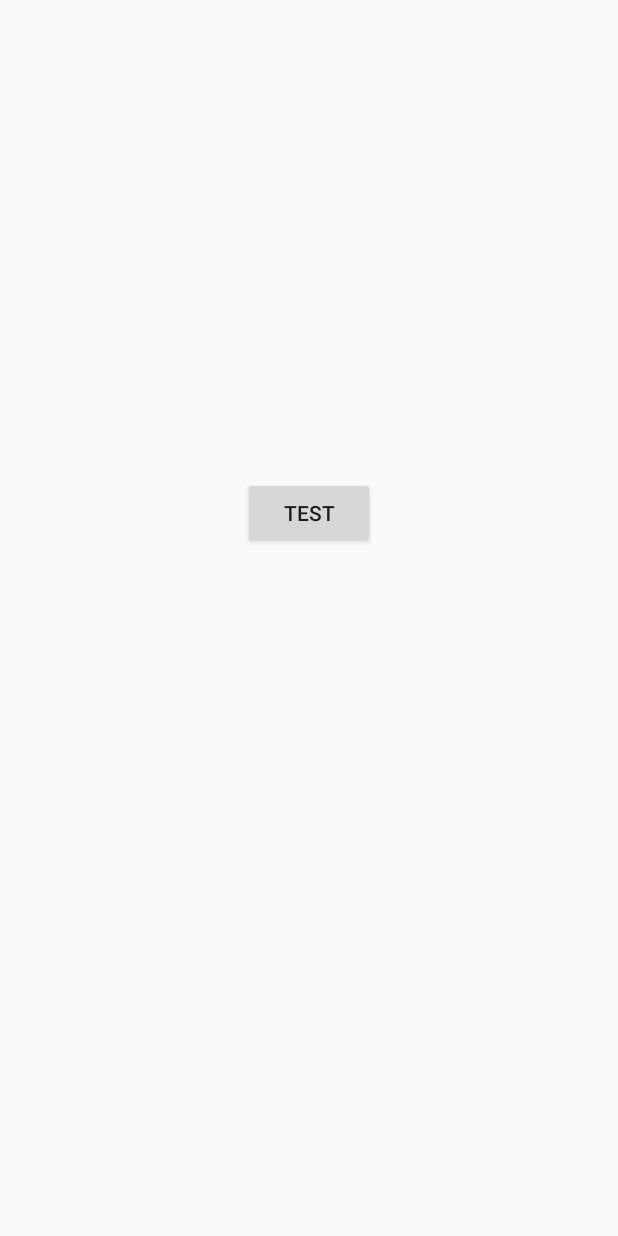
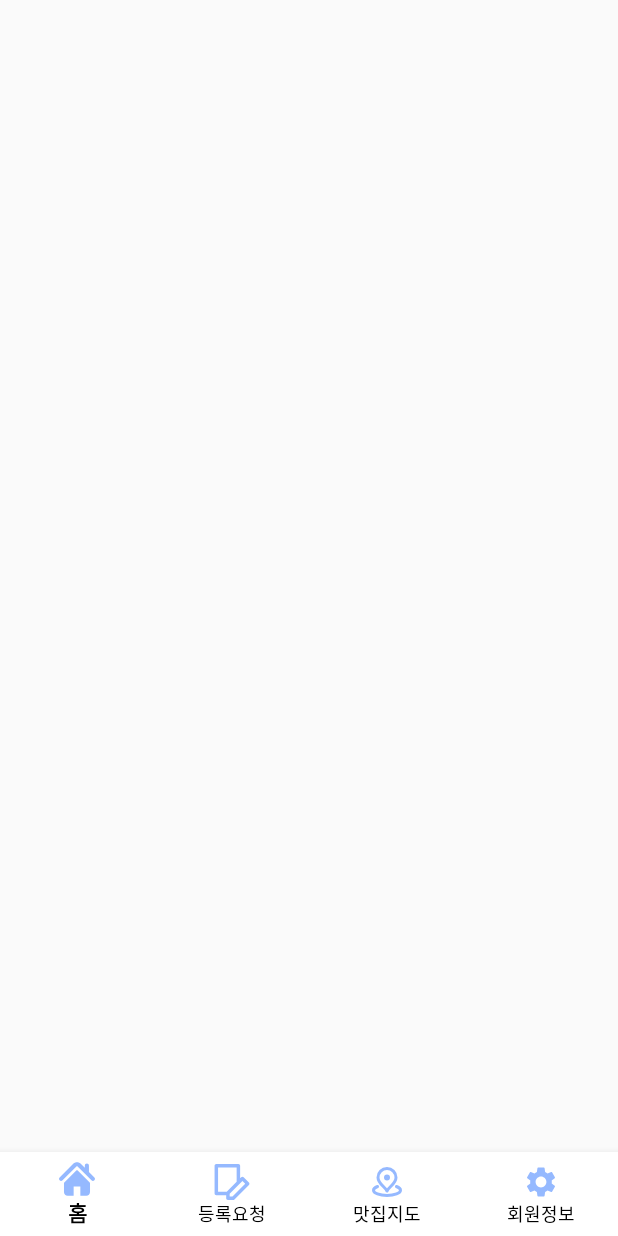
Before and after one commit to taegyeong0225/inha-food-review-app, an Android app: the screen it shows after launch (MainActivity), on a phone screen of 412 x 824 dp. Run offline under Robolectric (Android 15) with nearby library versions, the phone set to English and light mode, and no system bars.

Commit message:
하단 네비게이션 구현

```diff
--- a/app/build.gradle
+++ b/app/build.gradle
@@ -3,6 +3,11 @@ plugins {
 }
 
 android {
+
+    buildFeatures {
+        viewBinding true
+    }
+
     namespace 'com.example.android_final_app'
     compileSdk 34
 
@@ -29,6 +34,8 @@ android {
 }
 
 dependencies {
+    implementation 'androidx.navigation:navigation-fragment:2.3.2'
+    implementation 'androidx.navigation:navigation-ui:2.3.2'
 
     implementation libs.appcompat
     implementation libs.material
--- a/app/src/main/java/com/example/android_final_app/MainActivity.java
+++ b/app/src/main/java/com/example/android_final_app/MainActivity.java
@@ -11,9 +11,7 @@ import androidx.core.graphics.Insets;
 import androidx.core.view.ViewCompat;
 import androidx.core.view.WindowInsetsCompat;
 
-public class MainActivity extends AppCompatActivity implements View.OnClickListener {
-
-    private Button loginTest;
+public class MainActivity extends AppCompatActivity {
 
     @Override
     protected void onCreate(Bundle savedInstanceState) {
@@ -21,28 +19,10 @@ public class MainActivity extends AppCompatActivity implements View.OnClickListe
         EdgeToEdge.enable(this);
         setContentView(R.layout.activity_main);
 
-        loginTest = (Button)findViewById(R.id.btnLoginTest);
-        loginTest.setOnClickListener(this);
-
         ViewCompat.setOnApplyWindowInsetsListener(findViewById(R.id.main), (v, insets) -> {
             Insets systemBars = insets.getInsets(WindowInsetsCompat.Type.systemBars());
             v.setPadding(systemBars.left, systemBars.top, systemBars.right, systemBars.bottom);
             return insets;
         });
     }
-
-    // 클릭시 발생하는 이벤트
-    @Override
-    public void onClick(View v) {
-        // 로그인 버튼 클릭시 로그인 액티비티로 이동
-        if(v == loginTest) {
-            Intent loginIntent = new Intent(MainActivity.this, LoginActivity.class);
-            startActivity(loginIntent);
-        }
-//        else if (v == [버튼명]){
-//            Intent [인텐트명] = new Intent(MainActivity.this, [액티비티명].class);
-//            startActivityForResult([인텐트명], 1);
-//        }
-    }
-
 }
--- /dev/null
+++ b/app/src/main/res/drawable/home_24.xml
@@ -0,0 +1,7 @@
+<vector xmlns:android="http://schemas.android.com/apk/res/android" android:height="24dp" android:viewportHeight="495.4" android:viewportWidth="495.4" android:width="24dp">
+
+    <path android:fillColor="#000000" android:pathData="M487.08,225.51l-75.08,-75.08V63.7c0,-15.68 -12.71,-28.39 -28.41,-28.39c-15.67,0 -28.38,12.71 -28.38,28.39v29.94L299.31,37.74c-27.64,-27.62 -75.69,-27.58 -103.27,0.05L8.31,225.51c-11.08,11.1 -11.08,29.07 0,40.16c11.09,11.1 29.09,11.1 40.17,0l187.71,-187.73c6.11,-6.08 16.89,-6.08 22.98,-0.02l187.74,187.75c5.57,5.55 12.82,8.31 20.08,8.31c7.27,0 14.54,-2.76 20.09,-8.31C498.17,254.59 498.17,236.62 487.08,225.51z"/>
+
+    <path android:fillColor="#000000" android:pathData="M257.56,131.84c-5.45,-5.45 -14.28,-5.45 -19.72,0L72.71,296.91c-2.61,2.61 -4.09,6.16 -4.09,9.88v120.4c0,28.25 22.91,51.16 51.16,51.16h81.75v-126.61h92.3v126.61h81.75c28.25,0 51.16,-22.91 51.16,-51.16V306.79c0,-3.71 -1.47,-7.27 -4.09,-9.88L257.56,131.84z"/>
+
+</vector>
--- /dev/null
+++ b/app/src/main/res/drawable/map_24.xml
@@ -0,0 +1,13 @@
+<vector xmlns:android="http://schemas.android.com/apk/res/android"
+    android:width="800dp"
+    android:height="800dp"
+    android:viewportWidth="24"
+    android:viewportHeight="24">
+  <path
+      android:pathData="M5.7,15C4.034,15.635 3,16.521 3,17.5C3,19.433 7.029,21 12,21C16.971,21 21,19.433 21,17.5C21,16.521 19.966,15.635 18.3,15M12,9H12.01M18,9C18,13.064 13.5,15 12,18C10.5,15 6,13.064 6,9C6,5.686 8.686,3 12,3C15.314,3 18,5.686 18,9ZM13,9C13,9.552 12.552,10 12,10C11.448,10 11,9.552 11,9C11,8.448 11.448,8 12,8C12.552,8 13,8.448 13,9Z"
+      android:strokeLineJoin="round"
+      android:strokeWidth="2"
+      android:fillColor="#00000000"
+      android:strokeColor="#000000"
+      android:strokeLineCap="round"/>
+</vector>
--- /dev/null
+++ b/app/src/main/res/drawable/register_24.xml
@@ -0,0 +1,5 @@
+<vector xmlns:android="http://schemas.android.com/apk/res/android" android:height="24dp" android:viewportHeight="310" android:viewportWidth="310" android:width="24dp">
+
+    <path android:fillColor="#000000" android:pathData="M300.61,159.73l-45.33,-45.33c-5.86,-5.86 -15.35,-5.86 -21.21,0L225,123.45V15c0,-8.28 -6.72,-15 -15,-15H20C11.72,0 5,6.72 5,15v240c0,8.28 6.72,15 15,15h85V295c0,8.28 6.72,15 15,15h45.33c3.98,0 7.79,-1.58 10.61,-4.39l124.67,-124.67C306.46,175.08 306.46,165.59 300.61,159.73zM35,30h160v123.45l-85.61,85.61c-0.3,0.3 -0.58,0.62 -0.85,0.94H35V30zM159.12,280H135v-24.12l109.67,-109.67l24.12,24.12L159.12,280z"/>
+
+</vector>
--- /dev/null
+++ b/app/src/main/res/drawable/settings_24.xml
@@ -0,0 +1,5 @@
+<vector xmlns:android="http://schemas.android.com/apk/res/android" android:height="24dp" android:tint="#000000" android:viewportHeight="24" android:viewportWidth="24" android:width="24dp">
+
+    <path android:fillColor="@android:color/white" android:pathData="M19.14,12.94c0.04,-0.3 0.06,-0.61 0.06,-0.94c0,-0.32 -0.02,-0.64 -0.07,-0.94l2.03,-1.58c0.18,-0.14 0.23,-0.41 0.12,-0.61l-1.92,-3.32c-0.12,-0.22 -0.37,-0.29 -0.59,-0.22l-2.39,0.96c-0.5,-0.38 -1.03,-0.7 -1.62,-0.94L14.4,2.81c-0.04,-0.24 -0.24,-0.41 -0.48,-0.41h-3.84c-0.24,0 -0.43,0.17 -0.47,0.41L9.25,5.35C8.66,5.59 8.12,5.92 7.63,6.29L5.24,5.33c-0.22,-0.08 -0.47,0 -0.59,0.22L2.74,8.87C2.62,9.08 2.66,9.34 2.86,9.48l2.03,1.58C4.84,11.36 4.8,11.69 4.8,12s0.02,0.64 0.07,0.94l-2.03,1.58c-0.18,0.14 -0.23,0.41 -0.12,0.61l1.92,3.32c0.12,0.22 0.37,0.29 0.59,0.22l2.39,-0.96c0.5,0.38 1.03,0.7 1.62,0.94l0.36,2.54c0.05,0.24 0.24,0.41 0.48,0.41h3.84c0.24,0 0.44,-0.17 0.47,-0.41l0.36,-2.54c0.59,-0.24 1.13,-0.56 1.62,-0.94l2.39,0.96c0.22,0.08 0.47,0 0.59,-0.22l1.92,-3.32c0.12,-0.22 0.07,-0.47 -0.12,-0.61L19.14,12.94zM12,15.6c-1.98,0 -3.6,-1.62 -3.6,-3.6s1.62,-3.6 3.6,-3.6s3.6,1.62 3.6,3.6S13.98,15.6 12,15.6z"/>
+
+</vector>
--- a/app/src/main/res/layout/activity_main.xml
+++ b/app/src/main/res/layout/activity_main.xml
@@ -7,13 +7,26 @@
     android:layout_height="match_parent"
     tools:context=".MainActivity">
 
-    <Button
-        android:id="@+id/btnLoginTest"
-        android:layout_width="wrap_content"
-        android:layout_height="wrap_content"
-        android:layout_marginTop="318dp"
-        android:text="test"
+    <FrameLayout
+        android:id="@+id/main_container"
+        android:layout_width="0dp"
+        android:layout_height="0dp"
+        app:layout_constraintBottom_toTopOf="@+id/bottom_navigation_view"
         app:layout_constraintEnd_toEndOf="parent"
         app:layout_constraintStart_toStartOf="parent"
         app:layout_constraintTop_toTopOf="parent" />
+
+    <com.google.android.material.bottomnavigation.BottomNavigationView
+        android:id="@+id/bottom_navigation_view"
+        android:layout_width="0dp"
+        android:layout_height="wrap_content"
+        android:background="#fff"
+        app:layout_constraintBottom_toBottomOf="parent"
+        app:layout_constraintEnd_toEndOf="parent"
+        app:layout_constraintStart_toStartOf="parent"
+        app:menu="@menu/menu_bottom_nav"
+        app:labelVisibilityMode="labeled"
+        app:itemTextColor="@color/black"
+        app:itemIconTint="@color/skyBlue" />
+
 </androidx.constraintlayout.widget.ConstraintLayout>
--- /dev/null
+++ b/app/src/main/res/menu/menu_bottom_nav.xml
@@ -0,0 +1,23 @@
+<?xml version="1.0" encoding="utf-8"?>
+<menu xmlns:android="http://schemas.android.com/apk/res/android">
+    <item
+        android:id="@+id/fragment_home"
+        android:enabled="true"
+        android:title="홈"
+        android:icon="@drawable/home_24"/>
+    <item
+        android:id="@+id/fragment_register"
+        android:enabled="true"
+        android:title="등록요청"
+        android:icon="@drawable/register_24"/>
+    <item
+        android:id="@+id/fragment_favorite"
+        android:enabled="true"
+        android:title="맛집지도"
+        android:icon="@drawable/map_24"/>
+    <item
+        android:id="@+id/fragment_settings"
+        android:enabled="true"
+        android:title="회원정보"
+        android:icon="@drawable/settings_24"/>
+</menu>
```
